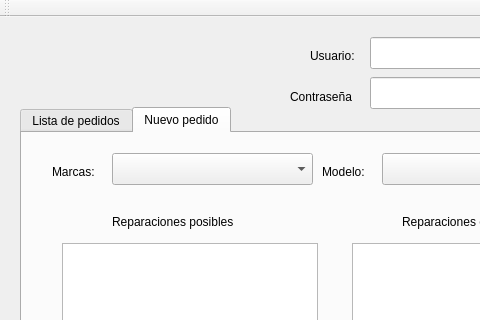
MartiHui/GSDAM_ServicioTecnicoMoviles, file Tienda_ServicioTecnicoMoviles/ui/mainwindow.ui: the form before one commit; both pictures show x 0 to 480 and y 0 to 320 of the 712 by 552 pixel window.
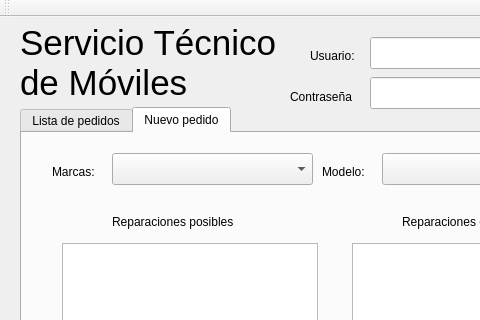
The form after the commit. The open tabs and pages were chosen to show the change.

The edit to the form file:
```diff
--- a/Tienda_ServicioTecnicoMoviles/ui/mainwindow.ui
+++ b/Tienda_ServicioTecnicoMoviles/ui/mainwindow.ui
@@ -21,9 +21,9 @@
     <property name="geometry">
      <rect>
       <x>20</x>
-      <y>20</y>
-      <width>241</width>
-      <height>51</height>
+      <y>0</y>
+      <width>271</width>
+      <height>91</height>
      </rect>
     </property>
     <property name="font">
@@ -32,7 +32,10 @@
      </font>
     </property>
     <property name="text">
-     <string>&lt;NOMBRE&gt;</string>
+     <string>Servicio Técnico de Móviles</string>
+    </property>
+    <property name="wordWrap">
+     <bool>true</bool>
     </property>
    </widget>
    <widget class="QLineEdit" name="usuario">
```
Left out of the diff: 12 changed lines with no effect on the pictures.
